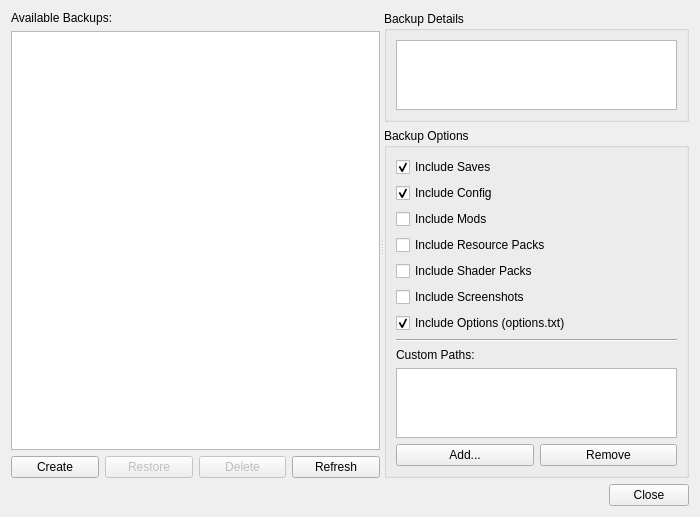
Old version of the form launcher/ui/dialogs/BackupDialog.ui in the repository Project-Tick/ProjT-Launcher.
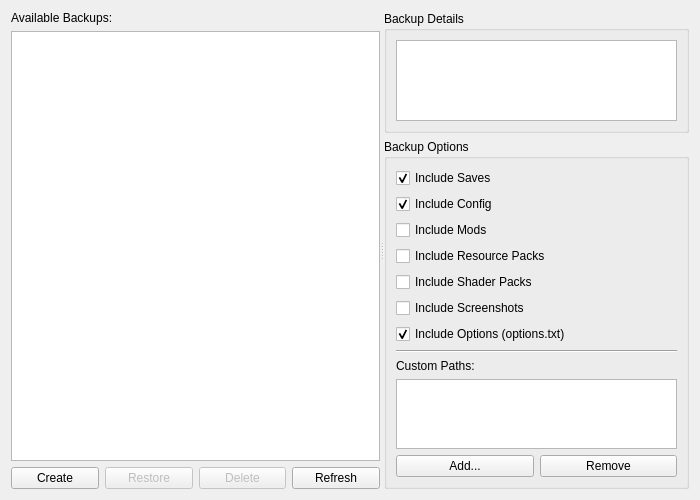
New version of the form.

What changed in the file:
```diff
--- a/launcher/ui/dialogs/BackupDialog.ui
+++ b/launcher/ui/dialogs/BackupDialog.ui
@@ -214,13 +214,6 @@
      </widget>
     </widget>
    </item>
-   <item>
-    <widget class="QDialogButtonBox" name="buttonBox">
-     <property name="standardButtons">
-      <set>QDialogButtonBox::Close</set>
-     </property>
-    </widget>
-   </item>
   </layout>
  </widget>
  <resources/>
```
Left out of the diff: 19 changed lines with no effect on the pictures.
